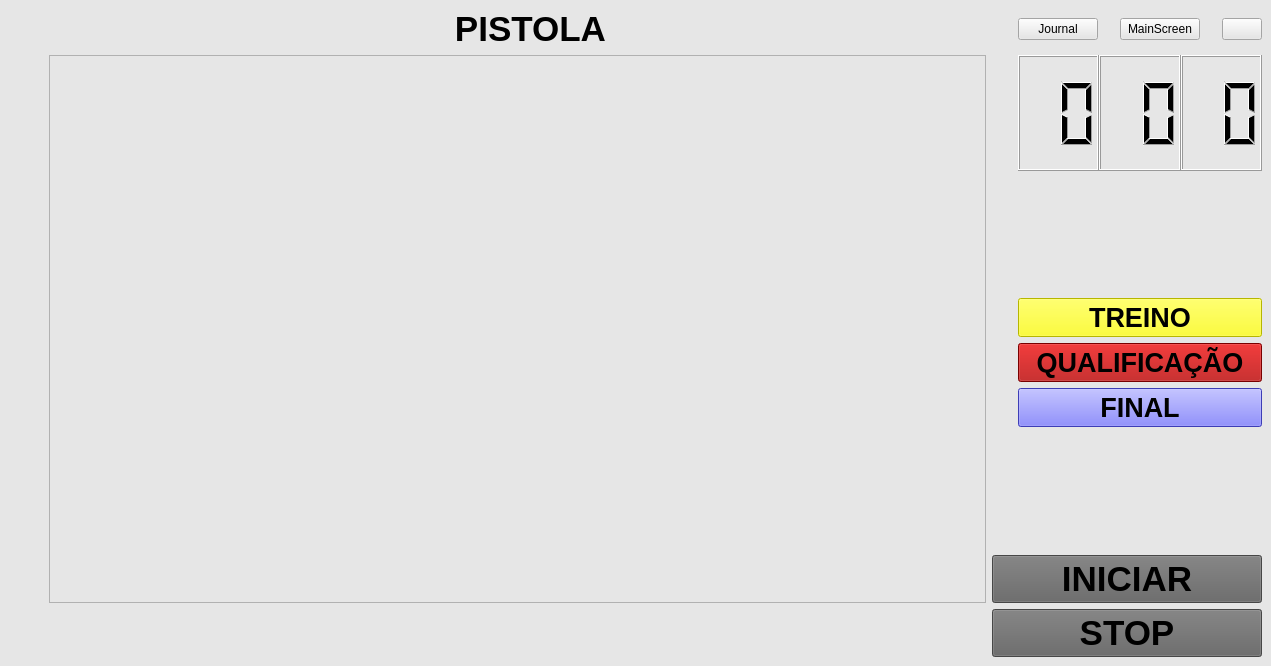
Qt form central_pc/gui/pistolwindow.ui (xBogas/ES-SACA) before a commit.
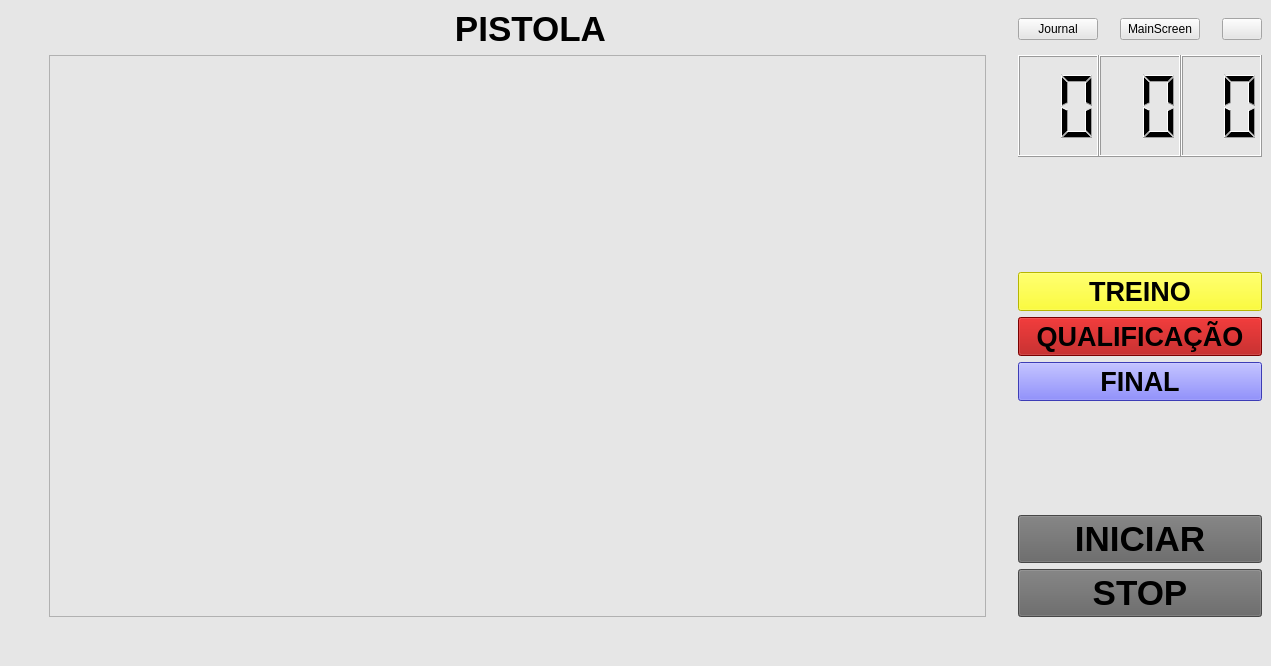
The same form after that commit. Icons and pictures are not drawn.

Commit message: Alterações de ui e adição do código comentado em pistolwindow para o riflewindow (no pc central).

The edit to the form file:
```diff
--- a/central_pc/gui/pistolwindow.ui
+++ b/central_pc/gui/pistolwindow.ui
@@ -21,22 +21,44 @@
   </property>
   <widget class="QWidget" name="centralwidget">
    <layout class="QGridLayout" name="gridLayout">
-    <item row="4" column="3" colspan="5">
-     <widget class="QPushButton" name="MatchButton">
+    <item row="8" column="3" colspan="5">
+     <widget class="QPushButton" name="stopButton">
+      <property name="sizePolicy">
+       <sizepolicy hsizetype="Minimum" vsizetype="Fixed">
+        <horstretch>0</horstretch>
+        <verstretch>0</verstretch>
+       </sizepolicy>
+      </property>
       <property name="font">
        <font>
-        <pointsize>20</pointsize>
+        <pointsize>26</pointsize>
         <bold>true</bold>
        </font>
       </property>
       <property name="styleSheet">
-       <string notr="true">background-color: rgb(170, 0, 0);</string>
+       <string notr="true">background-color: rgb(100, 100, 100);</string>
       </property>
       <property name="text">
-       <string>QUALIFICAÇÃO</string>
+       <string>STOP</string>
       </property>
      </widget>
     </item>
+    <item row="10" column="1">
+     <spacer name="verticalSpacer_3">
+      <property name="orientation">
+       <enum>Qt::Vertical</enum>
+      </property>
+      <property name="sizeType">
+       <enum>QSizePolicy::Fixed</enum>
+      </property>
+      <property name="sizeHint" stdset="0">
+       <size>
+        <width>20</width>
+        <height>40</height>
+       </size>
+      </property>
+     </spacer>
+    </item>
     <item row="5" column="3" colspan="5">
      <widget class="QPushButton" name="FinalButton">
       <property name="font">
@@ -53,6 +75,22 @@
       </property>
      </widget>
     </item>
+    <item row="6" column="3">
+     <spacer name="verticalSpacer">
+      <property name="orientation">
+       <enum>Qt::Vertical</enum>
+      </property>
+      <property name="sizeType">
+       <enum>QSizePolicy::Preferred</enum>
+      </property>
+      <property name="sizeHint" stdset="0">
+       <size>
+        <width>20</width>
+        <height>40</height>
+       </size>
+      </property>
+     </spacer>
+    </item>
     <item row="0" column="7">
      <widget class="QPushButton" name="ExitButton">
       <property name="sizePolicy">
@@ -109,22 +147,41 @@
       </property>
      </spacer>
     </item>
-    <item row="2" column="3">
-     <spacer name="verticalSpacer_2">
+    <item row="0" column="6">
+     <spacer name="horizontalSpacer_4">
       <property name="orientation">
-       <enum>Qt::Vertical</enum>
+       <enum>Qt::Horizontal</enum>
       </property>
       <property name="sizeType">
        <enum>QSizePolicy::Minimum</enum>
       </property>
       <property name="sizeHint" stdset="0">
        <size>
-        <width>20</width>
-        <height>40</height>
+        <width>10</width>
+        <height>20</height>
        </size>
       </property>
      </spacer>
     </item>
+    <item row="4" column="3" colspan="5">
+     <widget class="QPushButton" name="MatchButton">
+      <property name="font">
+       <font>
+        <pointsize>20</pointsize>
+        <bold>true</bold>
+       </font>
+      </property>
+      <property name="styleSheet">
+       <string notr="true">background-color: rgb(170, 0, 0);</string>
+      </property>
+      <property name="text">
+       <string>QUALIFICAÇÃO</string>
+      </property>
+     </widget>
+    </item>
+    <item row="1" column="1" rowspan="8">
+     <widget class="QTableWidget" name="tableWidget"/>
+    </item>
     <item row="0" column="3">
      <widget class="QPushButton" name="JournalButton">
       <property name="text">
@@ -139,28 +196,34 @@
       </property>
       <item>
        <widget class="QLCDNumber" name="hours">
+        <property name="sizePolicy">
+         <sizepolicy hsizetype="Minimum" vsizetype="Minimum">
+          <horstretch>0</horstretch>
+          <verstretch>0</verstretch>
+         </sizepolicy>
+        </property>
+        <property name="maximumSize">
+         <size>
+          <width>16777215</width>
+          <height>120</height>
+         </size>
+        </property>
         <property name="styleSheet">
          <string notr="true"/>
         </property>
-        <property name="smallDecimalPoint">
-         <bool>false</bool>
-        </property>
         <property name="digitCount">
          <number>2</number>
         </property>
-        <property name="mode">
-         <enum>QLCDNumber::Dec</enum>
-        </property>
-        <property name="segmentStyle">
-         <enum>QLCDNumber::Filled</enum>
-        </property>
-        <property name="intValue" stdset="0">
-         <number>0</number>
-        </property>
        </widget>
       </item>
       <item>
        <widget class="QLCDNumber" name="minutes">
+        <property name="maximumSize">
+         <size>
+          <width>16777215</width>
+          <height>120</height>
+         </size>
+        </property>
         <property name="digitCount">
          <number>2</number>
         </property>
@@ -168,6 +231,12 @@
       </item>
       <item>
        <widget class="QLCDNumber" name="seconds">
+        <property name="maximumSize">
+         <size>
+          <width>16777215</width>
+          <height>120</height>
+         </size>
+        </property>
         <property name="digitCount">
          <number>2</number>
         </property>
@@ -223,42 +292,7 @@
       </property>
      </spacer>
     </item>
-    <item row="1" column="1" rowspan="7">
-     <widget class="QTableWidget" name="tableWidget"/>
-    </item>
-    <item row="6" column="3">
-     <spacer name="verticalSpacer">
-      <property name="orientation">
-       <enum>Qt::Vertical</enum>
-      </property>
-      <property name="sizeType">
-       <enum>QSizePolicy::Minimum</enum>
-      </property>
-      <property name="sizeHint" stdset="0">
-       <size>
-        <width>20</width>
-        <height>40</height>
-       </size>
-      </property>
-     </spacer>
-    </item>
-    <item row="0" column="6">
-     <spacer name="horizontalSpacer_4">
-      <property name="orientation">
-       <enum>Qt::Horizontal</enum>
-      </property>
-      <property name="sizeType">
-       <enum>QSizePolicy::Minimum</enum>
-      </property>
-      <property name="sizeHint" stdset="0">
-       <size>
-        <width>10</width>
-        <height>20</height>
-       </size>
-      </property>
-     </spacer>
-    </item>
-    <item row="7" column="2" colspan="6">
+    <item row="7" column="3" colspan="5">
      <widget class="QPushButton" name="StartButton">
       <property name="font">
        <font>
@@ -274,27 +308,21 @@
       </property>
      </widget>
     </item>
-    <item row="8" column="2" colspan="6">
-     <widget class="QPushButton" name="stopButton">
-      <property name="sizePolicy">
-       <sizepolicy hsizetype="Minimum" vsizetype="Fixed">
-        <horstretch>0</horstretch>
-        <verstretch>0</verstretch>
-       </sizepolicy>
+    <item row="2" column="3">
+     <spacer name="verticalSpacer_4">
+      <property name="orientation">
+       <enum>Qt::Vertical</enum>
       </property>
-      <property name="font">
-       <font>
-        <pointsize>26</pointsize>
-        <bold>true</bold>
-       </font>
+      <property name="sizeType">
+       <enum>QSizePolicy::Preferred</enum>
       </property>
-      <property name="styleSheet">
-       <string notr="true">background-color: rgb(100, 100, 100);</string>
+      <property name="sizeHint" stdset="0">
+       <size>
+        <width>20</width>
+        <height>40</height>
+       </size>
       </property>
-      <property name="text">
-       <string>STOP</string>
-      </property>
-     </widget>
+     </spacer>
     </item>
    </layout>
   </widget>
```
Left out of the diff: 32 changed lines with no effect on the pictures. The commit also changes 3 other files.
